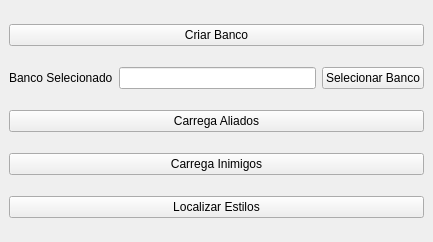
Before: the Qt Designer form view/militarySimbologyInterface.ui in desenv-1dl/simbologia, drawn with Qt 5.
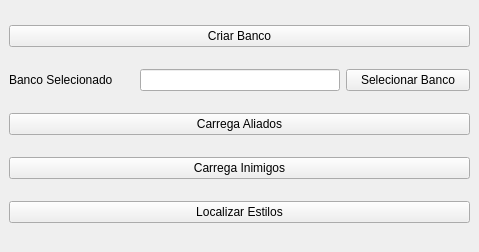
After: the same form once the commit is applied.

Patch:
```diff
--- a/view/militarySimbologyInterface.ui
+++ b/view/militarySimbologyInterface.ui
@@ -6,8 +6,8 @@
    <rect>
     <x>0</x>
     <y>0</y>
-    <width>433</width>
-    <height>242</height>
+    <width>479</width>
+    <height>252</height>
    </rect>
   </property>
   <property name="windowTitle">
@@ -32,7 +32,26 @@
        </widget>
       </item>
       <item>
-       <widget class="QLineEdit" name="lineEdit"/>
+       <widget class="QLineEdit" name="lineEdit">
+        <property name="sizePolicy">
+         <sizepolicy hsizetype="Fixed" vsizetype="Fixed">
+          <horstretch>0</horstretch>
+          <verstretch>0</verstretch>
+         </sizepolicy>
+        </property>
+        <property name="minimumSize">
+         <size>
+          <width>200</width>
+          <height>0</height>
+         </size>
+        </property>
+        <property name="maximumSize">
+         <size>
+          <width>16777215</width>
+          <height>16777215</height>
+         </size>
+        </property>
+       </widget>
       </item>
       <item>
        <widget class="QPushButton" name="selectDbButton">
```
